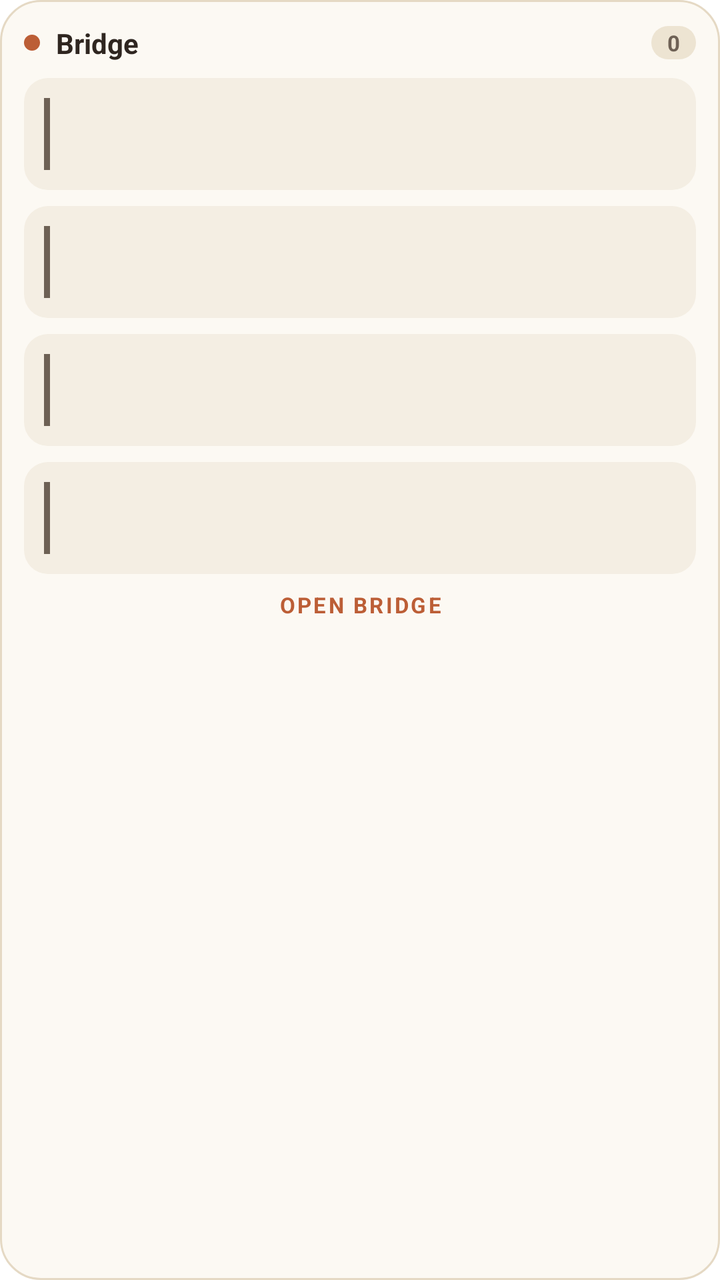
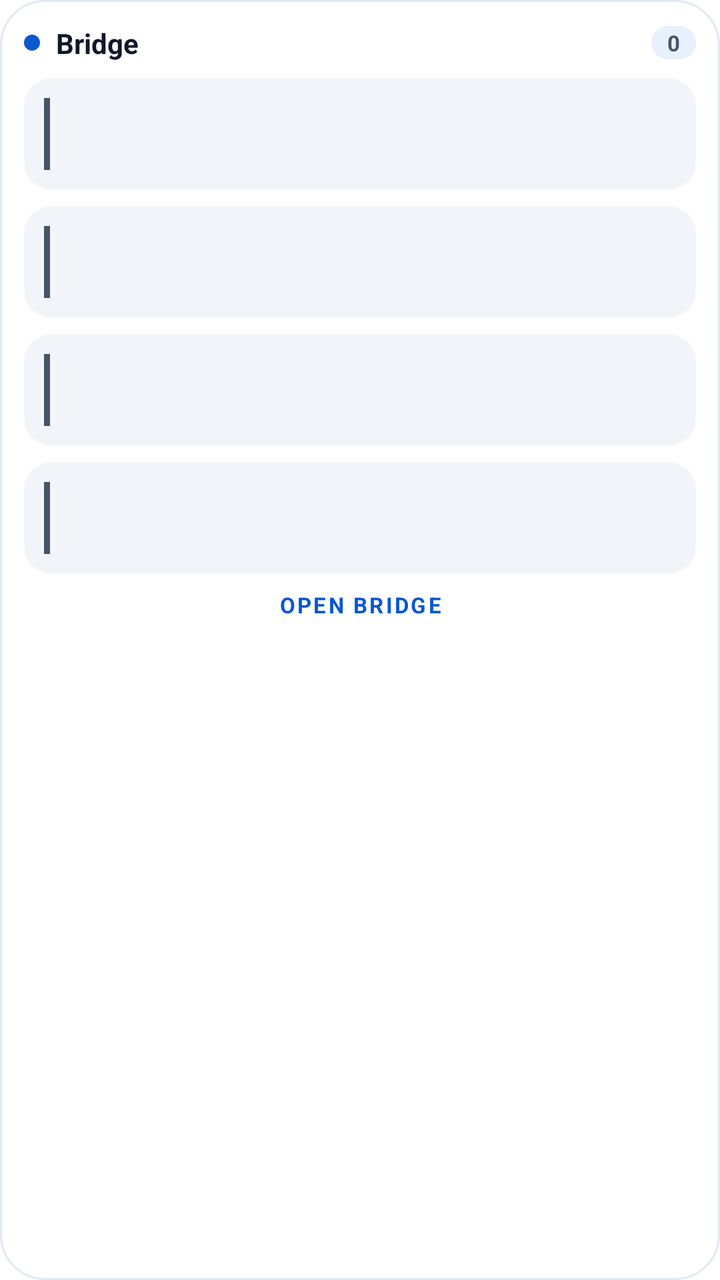

The first picture is an Android layout as it rendered before a commit; the second is the same layout after the commit. The layout source and the unified diff follow.
<!-- AndroidManifest.xml: fallback theme Theme.MaterialComponents.DayNight.NoActionBar -->
<!-- res/layout/bridge_widget.xml -->
<?xml version="1.0" encoding="utf-8"?>
<LinearLayout xmlns:android="http://schemas.android.com/apk/res/android"
    android:id="@+id/widget_root"
    android:layout_width="match_parent"
    android:layout_height="wrap_content"
    android:orientation="vertical"
    android:background="@drawable/widget_bg"
    android:padding="12dp">

    
    <LinearLayout
        android:id="@+id/widget_header"
        android:layout_width="match_parent"
        android:layout_height="wrap_content"
        android:orientation="horizontal"
        android:gravity="center_vertical">

        <ImageView             android:layout_width="8dp"
            android:layout_height="8dp"
            android:background="@drawable/widget_dot" />

        <TextView
            android:id="@+id/widget_title"
            android:layout_width="0dp"
            android:layout_height="wrap_content"
            android:layout_weight="1"
            android:layout_marginStart="8dp"
            android:text="Bridge"
            android:textSize="14sp"
            android:textStyle="bold"
            android:textColor="#2F2620" />

        <TextView
            android:id="@+id/widget_count"
            android:layout_width="wrap_content"
            android:layout_height="wrap_content"
            android:background="@drawable/widget_pill"
            android:paddingStart="8dp"
            android:paddingEnd="8dp"
            android:paddingTop="1dp"
            android:paddingBottom="1dp"
            android:text="0"
            android:textSize="11sp"
            android:textStyle="bold"
            android:textColor="#6E6155" />
    </LinearLayout>

    
    <LinearLayout
        android:id="@+id/widget_items"
        android:layout_width="match_parent"
        android:layout_height="wrap_content"
        android:orientation="vertical">

        <LinearLayout
            android:id="@+id/widget_item_0"
            android:layout_width="match_parent"
            android:layout_height="wrap_content"
            android:layout_marginTop="8dp"
            android:minHeight="56dp"
            android:orientation="horizontal"
            android:background="@drawable/widget_item_bg"
            android:padding="10dp"
            android:gravity="center_vertical">

            <ImageView                 android:id="@+id/widget_bar_0"
                android:layout_width="3dp"
                android:layout_height="match_parent"
                android:background="#6E6155" />

            <LinearLayout
                android:layout_width="0dp"
                android:layout_height="wrap_content"
                android:layout_weight="1"
                android:layout_marginStart="10dp"
                android:orientation="vertical">

                <TextView
                    android:id="@+id/widget_preview_0"
                    android:layout_width="match_parent"
                    android:layout_height="wrap_content"
                    android:textSize="13sp"
                    android:textColor="#2F2620"
                    android:maxLines="2"
                    android:ellipsize="end" />

                <TextView
                    android:id="@+id/widget_meta_0"
                    android:layout_width="match_parent"
                    android:layout_height="wrap_content"
                    android:layout_marginTop="2dp"
                    android:textSize="11sp"
                    android:textColor="#A29382" />
            </LinearLayout>

            <ImageView
                android:id="@+id/widget_thumb_0"
                android:layout_width="48dp"
                android:layout_height="48dp"
                android:layout_marginStart="8dp"
                android:scaleType="centerCrop"
                android:visibility="gone" />
        </LinearLayout>

        <LinearLayout
            android:id="@+id/widget_item_1"
            android:layout_width="match_parent"
            android:layout_height="wrap_content"
            android:layout_marginTop="8dp"
            android:minHeight="56dp"
            android:orientation="horizontal"
            android:background="@drawable/widget_item_bg"
            android:padding="10dp"
            android:gravity="center_vertical">

            <ImageView                 android:id="@+id/widget_bar_1"
                android:layout_width="3dp"
                android:layout_height="match_parent"
                android:background="#6E6155" />

            <LinearLayout
                android:layout_width="0dp"
                android:layout_height="wrap_content"
                android:layout_weight="1"
                android:layout_marginStart="10dp"
                android:orientation="vertical">

                <TextView
                    android:id="@+id/widget_preview_1"
                    android:layout_width="match_parent"
                    android:layout_height="wrap_content"
                    android:textSize="13sp"
                    android:textColor="#2F2620"
                    android:maxLines="2"
                    android:ellipsize="end" />

                <TextView
                    android:id="@+id/widget_meta_1"
                    android:layout_width="match_parent"
                    android:layout_height="wrap_content"
                    android:layout_marginTop="2dp"
                    android:textSize="11sp"
                    android:textColor="#A29382" />
            </LinearLayout>

            <ImageView
                android:id="@+id/widget_thumb_1"
                android:layout_width="48dp"
                android:layout_height="48dp"
                android:layout_marginStart="8dp"
                android:scaleType="centerCrop"
                android:visibility="gone" />
        </LinearLayout>

        <LinearLayout
            android:id="@+id/widget_item_2"
            android:layout_width="match_parent"
            android:layout_height="wrap_content"
            android:layout_marginTop="8dp"
            android:minHeight="56dp"
            android:orientation="horizontal"
            android:background="@drawable/widget_item_bg"
            android:padding="10dp"
            android:gravity="center_vertical">

            <ImageView                 android:id="@+id/widget_bar_2"
                android:layout_width="3dp"
                android:layout_height="match_parent"
                android:background="#6E6155" />

            <LinearLayout
                android:layout_width="0dp"
                android:layout_height="wrap_content"
                android:layout_weight="1"
                android:layout_marginStart="10dp"
                android:orientation="vertical">

                <TextView
                    android:id="@+id/widget_preview_2"
                    android:layout_width="match_parent"
                    android:layout_height="wrap_content"
                    android:textSize="13sp"
                    android:textColor="#2F2620"
                    android:maxLines="2"
                    android:ellipsize="end" />

                <TextView
                    android:id="@+id/widget_meta_2"
                    android:layout_width="match_parent"
                    android:layout_height="wrap_content"
                    android:layout_marginTop="2dp"
                    android:textSize="11sp"
                    android:textColor="#A29382" />
            </LinearLayout>

            <ImageView
                android:id="@+id/widget_thumb_2"
                android:layout_width="48dp"
                android:layout_height="48dp"
                android:layout_marginStart="8dp"
                android:scaleType="centerCrop"
                android:visibility="gone" />
        </LinearLayout>

        <LinearLayout
            android:id="@+id/widget_item_3"
            android:layout_width="match_parent"
            android:layout_height="wrap_content"
            android:layout_marginTop="8dp"
            android:minHeight="56dp"
            android:orientation="horizontal"
            android:background="@drawable/widget_item_bg"
            android:padding="10dp"
            android:gravity="center_vertical">

            <ImageView                 android:id="@+id/widget_bar_3"
                android:layout_width="3dp"
                android:layout_height="match_parent"
                android:background="#6E6155" />

            <LinearLayout
                android:layout_width="0dp"
                android:layout_height="wrap_content"
                android:layout_weight="1"
                android:layout_marginStart="10dp"
                android:orientation="vertical">

                <TextView
                    android:id="@+id/widget_preview_3"
                    android:layout_width="match_parent"
                    android:layout_height="wrap_content"
                    android:textSize="13sp"
                    android:textColor="#2F2620"
                    android:maxLines="2"
                    android:ellipsize="end" />

                <TextView
                    android:id="@+id/widget_meta_3"
                    android:layout_width="match_parent"
                    android:layout_height="wrap_content"
                    android:layout_marginTop="2dp"
                    android:textSize="11sp"
                    android:textColor="#A29382" />
            </LinearLayout>

            <ImageView
                android:id="@+id/widget_thumb_3"
                android:layout_width="48dp"
                android:layout_height="48dp"
                android:layout_marginStart="8dp"
                android:scaleType="centerCrop"
                android:visibility="gone" />
        </LinearLayout>
    </LinearLayout>

    
    <LinearLayout
        android:id="@+id/widget_empty"
        android:layout_width="match_parent"
        android:layout_height="wrap_content"
        android:layout_marginTop="8dp"
        android:orientation="vertical"
        android:background="@drawable/widget_item_bg"
        android:padding="16dp"
        android:gravity="center"
        android:visibility="gone">

        <TextView
            android:layout_width="wrap_content"
            android:layout_height="wrap_content"
            android:text="Nothing copied yet"
            android:textSize="13sp"
            android:textStyle="bold"
            android:textColor="#2F2620" />

        <TextView
            android:layout_width="wrap_content"
            android:layout_height="wrap_content"
            android:layout_marginTop="2dp"
            android:text="Copy on either device to sync it"
            android:textSize="11sp"
            android:textColor="#A29382" />
    </LinearLayout>

    
    <LinearLayout
        android:id="@+id/widget_reconnect"
        android:layout_width="match_parent"
        android:layout_height="wrap_content"
        android:layout_marginTop="8dp"
        android:orientation="vertical"
        android:background="@drawable/widget_item_bg"
        android:padding="16dp"
        android:gravity="center"
        android:visibility="gone">

        <TextView
            android:layout_width="wrap_content"
            android:layout_height="wrap_content"
            android:text="Open Bridge to reconnect"
            android:textSize="13sp"
            android:textStyle="bold"
            android:textColor="#8A3F22" />

        <TextView
            android:layout_width="wrap_content"
            android:layout_height="wrap_content"
            android:layout_marginTop="2dp"
            android:text="Background service isn't running"
            android:textSize="11sp"
            android:textColor="#A29382" />
    </LinearLayout>

    
    <TextView
        android:id="@+id/widget_footer"
        android:layout_width="match_parent"
        android:layout_height="wrap_content"
        android:layout_marginTop="8dp"
        android:gravity="center"
        android:text="OPEN BRIDGE"
        android:textSize="11sp"
        android:textStyle="bold"
        android:letterSpacing="0.1"
        android:textColor="#BC5E36" />
</LinearLayout>
<!-- resources referenced by this layout -->
<resources>
  <!-- drawable widget_bg (drawable) -->
  <?xml version="1.0" encoding="utf-8"?>
  <shape xmlns:android="http://schemas.android.com/apk/res/android"
      android:shape="rectangle">
      <solid android:color="#FCF9F3" />
      <stroke android:width="1dp" android:color="#E5D9C4" />
      <corners android:radius="20dp" />
  </shape>
  <!-- drawable widget_dot (drawable) -->
  <?xml version="1.0" encoding="utf-8"?>
  <shape xmlns:android="http://schemas.android.com/apk/res/android"
      android:shape="oval">
      <solid android:color="#BC5E36" />
      <size android:width="8dp" android:height="8dp" />
  </shape>
  <!-- drawable widget_item_bg (drawable) -->
  <?xml version="1.0" encoding="utf-8"?>
  <shape xmlns:android="http://schemas.android.com/apk/res/android"
      android:shape="rectangle">
      <solid android:color="#F4EEE3" />
      <corners android:radius="12dp" />
  </shape>
  <!-- drawable widget_pill (drawable) -->
  <?xml version="1.0" encoding="utf-8"?>
  <shape xmlns:android="http://schemas.android.com/apk/res/android"
      android:shape="rectangle">
      <solid android:color="#EDE4D2" />
      <corners android:radius="20dp" />
  </shape>
</resources>

<!-- the commit's change to res/layout/bridge_widget.xml (unified diff, before → after) -->
@@ -28,7 +28,7 @@
             android:text="Bridge"
             android:textSize="14sp"
             android:textStyle="bold"
-            android:textColor="#2F2620" />
+            android:textColor="#0F172A" />
 
         <TextView
             android:id="@+id/widget_count"
@@ -42,7 +42,7 @@
             android:text="0"
             android:textSize="11sp"
             android:textStyle="bold"
-            android:textColor="#6E6155" />
+            android:textColor="#475569" />
     </LinearLayout>
 
     
@@ -66,7 +66,7 @@
             <ImageView                 android:id="@+id/widget_bar_0"
                 android:layout_width="3dp"
                 android:layout_height="match_parent"
-                android:background="#6E6155" />
+                android:background="#475569" />
 
             <LinearLayout
                 android:layout_width="0dp"
@@ -80,7 +80,7 @@
                     android:layout_width="match_parent"
                     android:layout_height="wrap_content"
                     android:textSize="13sp"
-                    android:textColor="#2F2620"
+                    android:textColor="#0F172A"
                     android:maxLines="2"
                     android:ellipsize="end" />
 
@@ -90,7 +90,7 @@
                     android:layout_height="wrap_content"
                     android:layout_marginTop="2dp"
                     android:textSize="11sp"
-                    android:textColor="#A29382" />
+                    android:textColor="#94A3B8" />
             </LinearLayout>
 
             <ImageView
@@ -116,7 +116,7 @@
             <ImageView                 android:id="@+id/widget_bar_1"
                 android:layout_width="3dp"
                 android:layout_height="match_parent"
-                android:background="#6E6155" />
+                android:background="#475569" />
 
             <LinearLayout
                 android:layout_width="0dp"
@@ -130,7 +130,7 @@
                     android:layout_width="match_parent"
                     android:layout_height="wrap_content"
                     android:textSize="13sp"
-                    android:textColor="#2F2620"
+                    android:textColor="#0F172A"
                     android:maxLines="2"
                     android:ellipsize="end" />
 
@@ -140,7 +140,7 @@
                     android:layout_height="wrap_content"
                     android:layout_marginTop="2dp"
                     android:textSize="11sp"
-                    android:textColor="#A29382" />
+                    android:textColor="#94A3B8" />
             </LinearLayout>
 
             <ImageView
@@ -166,7 +166,7 @@
             <ImageView                 android:id="@+id/widget_bar_2"
                 android:layout_width="3dp"
                 android:layout_height="match_parent"
-                android:background="#6E6155" />
+                android:background="#475569" />
 
             <LinearLayout
                 android:layout_width="0dp"
@@ -180,7 +180,7 @@
                     android:layout_width="match_parent"
                     android:layout_height="wrap_content"
                     android:textSize="13sp"
-                    android:textColor="#2F2620"
+                    android:textColor="#0F172A"
                     android:maxLines="2"
                     android:ellipsize="end" />
 
@@ -190,7 +190,7 @@
                     android:layout_height="wrap_content"
                     android:layout_marginTop="2dp"
                     android:textSize="11sp"
-                    android:textColor="#A29382" />
+                    android:textColor="#94A3B8" />
             </LinearLayout>
 
             <ImageView
@@ -216,7 +216,7 @@
             <ImageView                 android:id="@+id/widget_bar_3"
                 android:layout_width="3dp"
                 android:layout_height="match_parent"
-                android:background="#6E6155" />
+                android:background="#475569" />
 
             <LinearLayout
                 android:layout_width="0dp"
@@ -230,7 +230,7 @@
                     android:layout_width="match_parent"
                     android:layout_height="wrap_content"
                     android:textSize="13sp"
-                    android:textColor="#2F2620"
+                    android:textColor="#0F172A"
                     android:maxLines="2"
                     android:ellipsize="end" />
 
@@ -240,7 +240,7 @@
                     android:layout_height="wrap_content"
                     android:layout_marginTop="2dp"
                     android:textSize="11sp"
-                    android:textColor="#A29382" />
+                    android:textColor="#94A3B8" />
             </LinearLayout>
 
             <ImageView
@@ -271,7 +271,7 @@
             android:text="Nothing copied yet"
             android:textSize="13sp"
             android:textStyle="bold"
-            android:textColor="#2F2620" />
+            android:textColor="#0F172A" />
 
         <TextView
             android:layout_width="wrap_content"
@@ -279,7 +279,7 @@
             android:layout_marginTop="2dp"
             android:text="Copy on either device to sync it"
             android:textSize="11sp"
-            android:textColor="#A29382" />
+            android:textColor="#94A3B8" />
     </LinearLayout>
 
     
@@ -300,7 +300,7 @@
             android:text="Open Bridge to reconnect"
             android:textSize="13sp"
             android:textStyle="bold"
-            android:textColor="#8A3F22" />
+            android:textColor="#0842A0" />
 
         <TextView
             android:layout_width="wrap_content"
@@ -308,7 +308,7 @@
             android:layout_marginTop="2dp"
             android:text="Background service isn't running"
             android:textSize="11sp"
-            android:textColor="#A29382" />
+            android:textColor="#94A3B8" />
     </LinearLayout>
 
     
@@ -322,5 +322,5 @@
         android:textSize="11sp"
         android:textStyle="bold"
         android:letterSpacing="0.1"
-        android:textColor="#BC5E36" />
+        android:textColor="#0B57D0" />
 </LinearLayout>
<!-- resource entries referenced after the edit -->
@@ -4,29 +4,29 @@
   <?xml version="1.0" encoding="utf-8"?>
   <shape xmlns:android="http://schemas.android.com/apk/res/android"
       android:shape="rectangle">
-      <solid android:color="#FCF9F3" />
-      <stroke android:width="1dp" android:color="#E5D9C4" />
-      <corners android:radius="20dp" />
+      <solid android:color="#FFFFFF" />
+      <stroke android:width="1dp" android:color="#E2E8F0" />
+      <corners android:radius="22dp" />
   </shape>
   <!-- drawable widget_dot (drawable) -->
   <?xml version="1.0" encoding="utf-8"?>
   <shape xmlns:android="http://schemas.android.com/apk/res/android"
       android:shape="oval">
-      <solid android:color="#BC5E36" />
+      <solid android:color="#0B57D0" />
       <size android:width="8dp" android:height="8dp" />
   </shape>
   <!-- drawable widget_item_bg (drawable) -->
   <?xml version="1.0" encoding="utf-8"?>
   <shape xmlns:android="http://schemas.android.com/apk/res/android"
       android:shape="rectangle">
-      <solid android:color="#F4EEE3" />
-      <corners android:radius="12dp" />
+      <solid android:color="#F1F5F9" />
+      <corners android:radius="14dp" />
   </shape>
   <!-- drawable widget_pill (drawable) -->
   <?xml version="1.0" encoding="utf-8"?>
   <shape xmlns:android="http://schemas.android.com/apk/res/android"
       android:shape="rectangle">
-      <solid android:color="#EDE4D2" />
+      <solid android:color="#E8F0FE" />
       <corners android:radius="20dp" />
   </shape>
 </resources>
